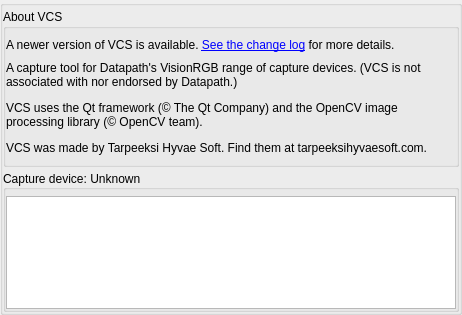
Before: the Qt Designer form src/display/qt/dialogs/ui/about_dialog.ui in mrehkopf/vcs, drawn with Qt 5.
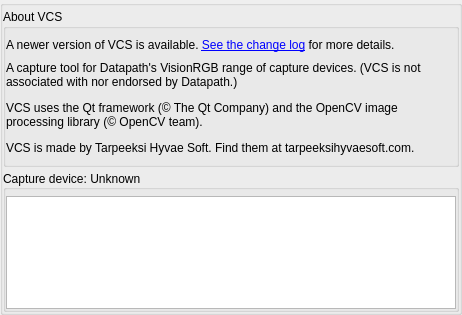
After: the same form once the commit is applied. Custom widgets are drawn as their Qt base class.

Commit message: gui/about-dialog: Tweak wording

What changed in the file:
```diff
--- a/src/display/qt/dialogs/ui/about_dialog.ui
+++ b/src/display/qt/dialogs/ui/about_dialog.ui
@@ -170,7 +170,7 @@
                    </sizepolicy>
                   </property>
                   <property name="text">
-                   <string>&lt;html&gt;&lt;head/&gt;&lt;body&gt;&lt;p&gt;A capture tool for Datapath's VisionRGB range of capture devices. (VCS is not associated with nor endorsed by Datapath.)&lt;/p&gt;&lt;p&gt;VCS uses the Qt framework (© The Qt Company) and the OpenCV image processing library (© OpenCV team).&lt;/p&gt;&lt;p&gt;VCS was made by Tarpeeksi Hyvae Soft. Find them at tarpeeksihyvaesoft.com.&lt;/p&gt;&lt;/body&gt;&lt;/html&gt;</string>
+                   <string>&lt;html&gt;&lt;head/&gt;&lt;body&gt;&lt;p&gt;A capture tool for Datapath's VisionRGB range of capture devices. (VCS is not associated with nor endorsed by Datapath.)&lt;/p&gt;&lt;p&gt;VCS uses the Qt framework (© The Qt Company) and the OpenCV image processing library (© OpenCV team).&lt;/p&gt;&lt;p&gt;VCS is made by Tarpeeksi Hyvae Soft. Find them at tarpeeksihyvaesoft.com.&lt;/p&gt;&lt;/body&gt;&lt;/html&gt;</string>
                   </property>
                   <property name="alignment">
                    <set>Qt::AlignLeading|Qt::AlignLeft|Qt::AlignVCenter</set>
```
